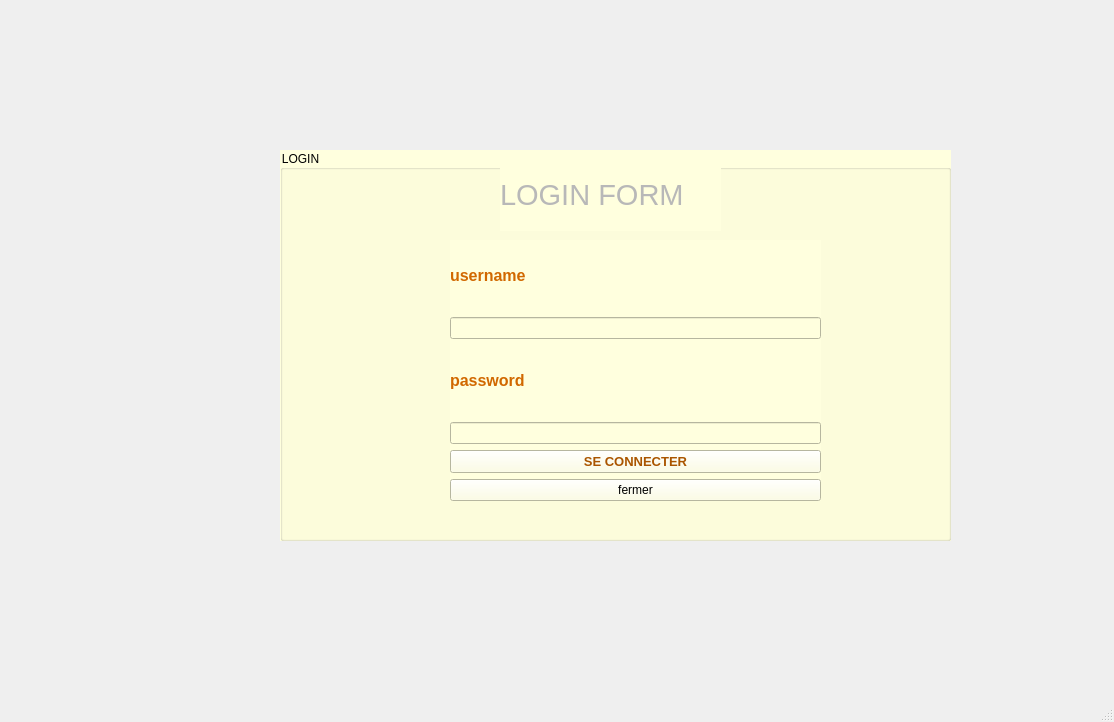
First picture: the form in libraryreclamation/mainwindow.ui, repository myriamkhachlouf/LibroDevo, before the edit.
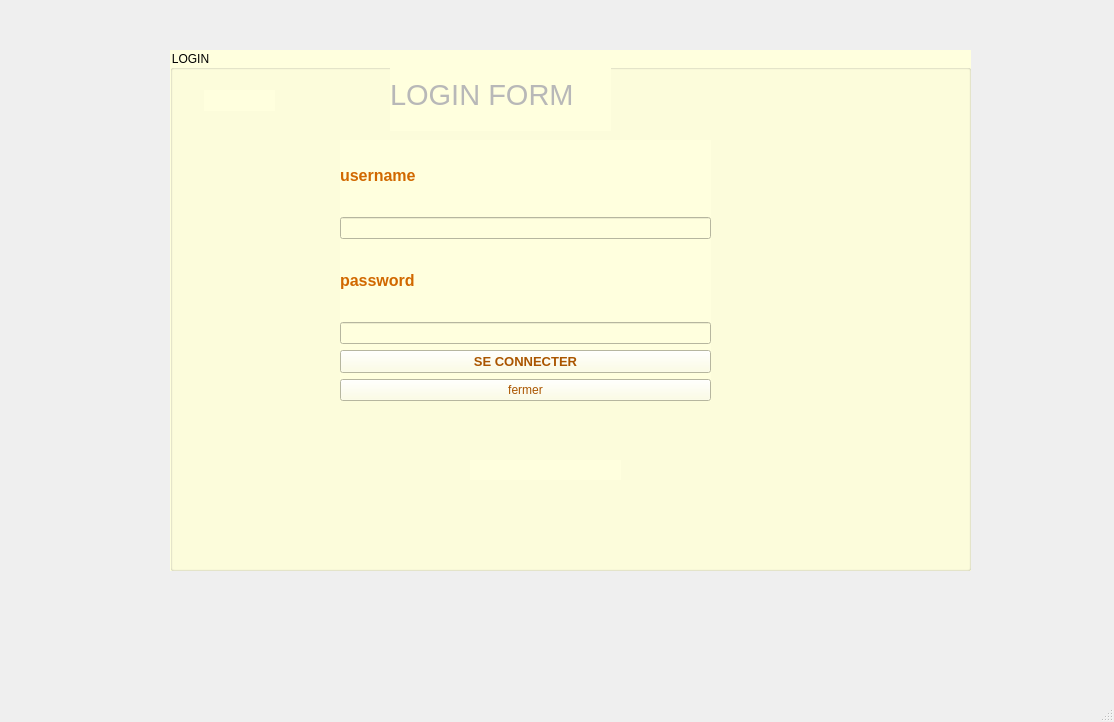
Second picture: the form after the edit.

```diff
--- a/libraryreclamation/mainwindow.ui
+++ b/libraryreclamation/mainwindow.ui
@@ -20,10 +20,10 @@
    <widget class="QGroupBox" name="groupBox">
     <property name="geometry">
      <rect>
-      <x>280</x>
-      <y>150</y>
-      <width>671</width>
-      <height>391</height>
+      <x>170</x>
+      <y>50</y>
+      <width>801</width>
+      <height>521</height>
      </rect>
     </property>
     <property name="cursor">
@@ -164,6 +164,11 @@
       </item>
       <item>
        <widget class="QPushButton" name="pushButton_2">
+        <property name="styleSheet">
+         <string notr="true">border-color: rgb(170, 85, 0);
+font: 75 12pt &quot;MS Shell Dlg 2&quot;;
+color: rgb(170, 85, 0);</string>
+        </property>
         <property name="text">
          <string>fermer</string>
         </property>
@@ -171,6 +176,39 @@
       </item>
      </layout>
     </widget>
+    <widget class="QLabel" name="label_4">
+     <property name="geometry">
+      <rect>
+       <x>34</x>
+       <y>40</y>
+       <width>71</width>
+       <height>21</height>
+      </rect>
+     </property>
+     <property name="text">
+      <string/>
+     </property>
+    </widget>
+    <widget class="QLabel" name="label_time">
+     <property name="geometry">
+      <rect>
+       <x>300</x>
+       <y>410</y>
+       <width>151</width>
+       <height>20</height>
+      </rect>
+     </property>
+     <property name="font">
+      <font>
+       <pointsize>12</pointsize>
+       <weight>75</weight>
+       <bold>true</bold>
+      </font>
+     </property>
+     <property name="text">
+      <string/>
+     </property>
+    </widget>
    </widget>
   </widget>
   <widget class="QMenuBar" name="menubar">
```
